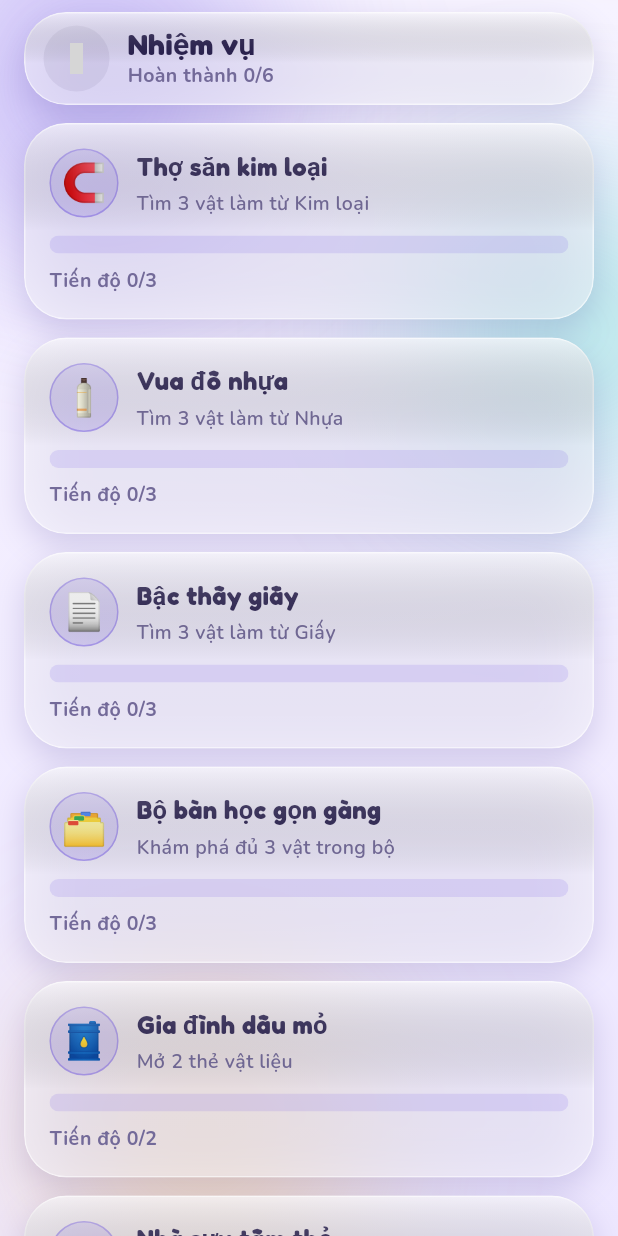
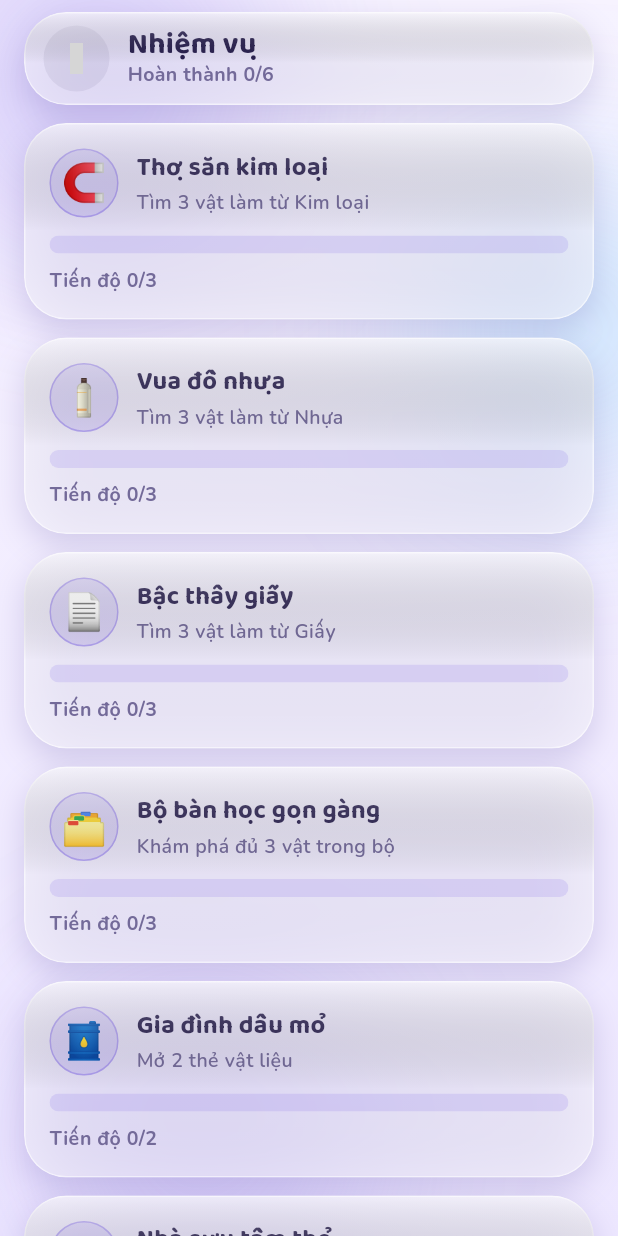
Before and after one commit to hvan128/wonderlens, a Flutter app: the MissionsScreen screen opened by its route, on a phone screen of 412 x 824 dp. Run offline on Flutter 3.47's test engine with Material 3 defaults, Android fonts, the phone set to English and light mode, and no system bars; drawn by our look-alikes of flutter_animate; our stand-ins replace camera, confetti, flutter_riverpod, flutter_tts, go_router, google_fonts and 6 more; accounts and stored records are empty; grey boxes are pictures that could not be loaded.

Commit message:
TASK-022: đổi display font Baloo 2 (fix dấu tiếng Việt) + hài hòa tông màu (ADR-017)

```diff
--- a/app/lib/screens/missions_screen.dart
+++ b/app/lib/screens/missions_screen.dart
@@ -226,16 +226,13 @@ class _MissionCard extends StatelessWidget {
 
   @override
   Widget build(BuildContext context) {
-    final accent = completed ? WonderColors.sunny : WonderColors.teal;
-    return GlassSurface(
+    // Điểm nhấn nhỏ: hoàn thành → hổ phách honey (đậm, rõ trên trắng);
+    // đang làm → tím thương hiệu. Bề mặt thẻ luôn trắng glass, không tint.
+    final accent = completed ? WonderColors.honey : WonderColors.wonder;
+    final Widget card = GlassSurface(
       tone: GlassTone.light,
       padding: const EdgeInsets.all(WonderTokens.space16),
-      // Thẻ hoàn thành nổi bật kiểu "đã thắng": tint nắng + glow vàng nhẹ.
-      tint: completed ? WonderColors.sunny : null,
-      tintOpacity: completed ? 0.3 : null,
-      shadows: completed
-          ? WonderShadows.glow(WonderColors.sunny, opacity: 0.35)
-          : WonderShadows.soft,
+      shadows: WonderShadows.soft,
       child: Column(
         crossAxisAlignment: CrossAxisAlignment.start,
         children: <Widget>[
@@ -246,8 +243,9 @@ class _MissionCard extends StatelessWidget {
                 height: 46,
                 decoration: BoxDecoration(
                   shape: BoxShape.circle,
-                  color: accent.withValues(alpha: 0.16),
-                  border: Border.all(color: accent.withValues(alpha: 0.4)),
+                  // Nền accent rất nhạt + viền accent rõ — emoji là nội dung chính.
+                  color: accent.withValues(alpha: 0.14),
+                  border: Border.all(color: accent.withValues(alpha: 0.35)),
                 ),
                 child: Center(
                   child: Text(mission.emoji,
@@ -288,15 +286,11 @@ class _MissionCard extends StatelessWidget {
             ],
           ),
           const SizedBox(height: WonderTokens.space12),
+          // Mọi thẻ dùng gradient mặc định mint→spark trên track tím nhạt —
+          // luôn đọc rõ trên nền thẻ trắng, tránh vàng-trên-vàng vô hình.
           WonderProgressBar(
             value: progress.fraction,
             height: 12,
-            // Hoàn thành → ánh nắng đồng bộ tint thẻ; còn lại giữ gradient mặc định.
-            gradient: completed
-                ? WonderGradients.sunny
-                : const LinearGradient(
-                    colors: <Color>[WonderColors.mint, WonderColors.spark],
-                  ),
           ),
           const SizedBox(height: WonderTokens.space8),
           Text(
@@ -312,6 +306,20 @@ class _MissionCard extends StatelessWidget {
           ),
         ],
       ),
+    );
+
+    // Thẻ hoàn thành: bề mặt vẫn trắng, chỉ thêm viền mảnh honey phủ ngoài
+    // (GlassSurface không nhận màu viền nên vẽ đè bằng foregroundDecoration).
+    if (!completed) return card;
+    return Container(
+      foregroundDecoration: BoxDecoration(
+        borderRadius: BorderRadius.circular(WonderTokens.radiusLg),
+        border: Border.all(
+          color: WonderColors.honey.withValues(alpha: 0.45),
+          width: 1.5,
+        ),
+      ),
+      child: card,
     );
   }
 
--- a/app/lib/theme/app_theme.dart
+++ b/app/lib/theme/app_theme.dart
@@ -3,8 +3,8 @@ import 'package:flutter/material.dart';
 import 'wonder_tokens.dart';
 import 'wonder_typography.dart';
 
-/// Theme trẻ em v2: tông **tím kỳ diệu**, bo góc lớn, chữ Fredoka/Nunito thân
-/// thiện. Đồng bộ với `wonderlens-mockup.html`.
+/// Theme trẻ em v2: tông **tím kỳ diệu**, bo góc lớn, chữ Baloo 2/Nunito thân
+/// thiện (ADR-017). Đồng bộ với `wonderlens-mockup.html`.
 ThemeData buildAppTheme() {
   final scheme = ColorScheme.fromSeed(
     seedColor: WonderColors.wonder, // tím kỳ diệu
--- a/app/lib/ui/wonder_background.dart
+++ b/app/lib/ui/wonder_background.dart
@@ -18,6 +18,8 @@ class WonderBackground extends StatelessWidget {
       decoration: const BoxDecoration(gradient: WonderGradients.canvas),
       child: Stack(
         children: <Widget>[
+          // Chỉ dùng quầng màu họ tím/lam (bỏ quầng vàng — trên nền oải hương
+          // nó đọc như "vết ố" và phá tông; xem TASK-022 feedback ảnh thật).
           const Positioned(
             top: -60,
             left: -50,
@@ -26,12 +28,12 @@ class WonderBackground extends StatelessWidget {
           const Positioned(
             top: 120,
             right: -70,
-            child: _Blob(color: WonderColors.mint, size: 200, dy: -26, delayMs: 600),
+            child: _Blob(color: WonderColors.sky, size: 200, dy: -26, delayMs: 600),
           ),
           const Positioned(
             bottom: -40,
             left: 30,
-            child: _Blob(color: WonderColors.spark, size: 210, dy: 18, delayMs: 1200),
+            child: _Blob(color: WonderColors.grape, size: 210, dy: 18, delayMs: 1200),
           ),
           Positioned.fill(child: child),
         ],
@@ -63,7 +65,7 @@ class _Blob extends StatelessWidget {
           height: size,
           decoration: BoxDecoration(
             shape: BoxShape.circle,
-            color: color.withValues(alpha: 0.34),
+            color: color.withValues(alpha: 0.24),
           ),
         ),
       )
--- a/app/lib/ui/wonder_header.dart
+++ b/app/lib/ui/wonder_header.dart
@@ -155,7 +155,7 @@ class _TitleBlock extends StatelessWidget {
           title,
           maxLines: 1,
           overflow: TextOverflow.ellipsis,
-          // Tiêu đề dùng Fredoka (display) — thống nhất hierarchy toàn app.
+          // Tiêu đề dùng font display (Baloo 2) — thống nhất hierarchy toàn app.
           style: WonderType.display(
             color: strong,
             fontSize: 20,
```
Also changed, not shown: app/lib/screens/collection_screen.dart (+15 -7 lines), app/lib/screens/playground_screen.dart (+34 -10 lines), app/lib/theme/wonder_typography.dart (+18 -16 lines), 2 other files.
